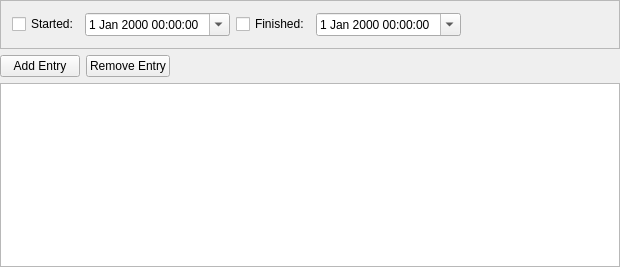
Old version of the form plan/workpackage/taskcompletionpanel.ui in the repository KDE/calligra.
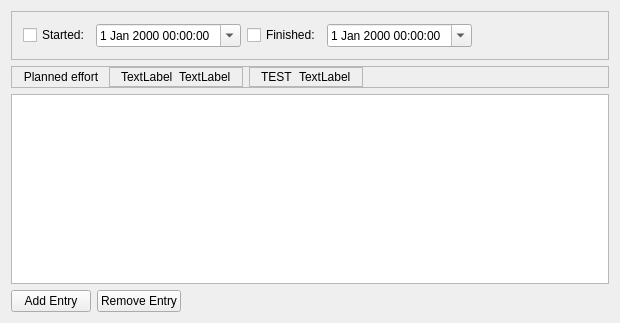
New version of the form. Custom widgets are drawn as their Qt base class.

Commit message: Completion dialog: Add/rearrange info to ease use

```diff
--- a/plan/workpackage/taskcompletionpanel.ui
+++ b/plan/workpackage/taskcompletionpanel.ui
@@ -8,7 +8,7 @@
     <x>0</x>
     <y>0</y>
     <width>620</width>
-    <height>267</height>
+    <height>323</height>
    </rect>
   </property>
   <property name="sizePolicy">
@@ -18,9 +18,6 @@
    </sizepolicy>
   </property>
   <layout class="QVBoxLayout" name="verticalLayout">
-   <property name="margin">
-    <number>0</number>
-   </property>
    <item>
     <widget class="QFrame" name="frame">
      <property name="frameShape">
@@ -81,7 +78,133 @@
     </widget>
    </item>
    <item>
-    <layout class="QHBoxLayout" name="horizontalLayout_2">
+    <layout class="QHBoxLayout" name="horizontalLayout_7">
+     <item>
+      <widget class="QFrame" name="ui_plannedFrame">
+       <property name="frameShape">
+        <enum>QFrame::StyledPanel</enum>
+       </property>
+       <property name="frameShadow">
+        <enum>QFrame::Raised</enum>
+       </property>
+       <layout class="QHBoxLayout" name="horizontalLayout_6">
+        <property name="spacing">
+         <number>10</number>
+        </property>
+        <property name="topMargin">
+         <number>0</number>
+        </property>
+        <property name="bottomMargin">
+         <number>0</number>
+        </property>
+        <item>
+         <widget class="QLabel" name="ui_plannedLabel">
+          <property name="text">
+           <string>Planned effort</string>
+          </property>
+          <property name="alignment">
+           <set>Qt::AlignCenter</set>
+          </property>
+         </widget>
+        </item>
+        <item>
+         <layout class="QHBoxLayout" name="horizontalLayout_5">
+          <item>
+           <widget class="QFrame" name="frame_2">
+            <property name="frameShape">
+             <enum>QFrame::StyledPanel</enum>
+            </property>
+            <property name="frameShadow">
+             <enum>QFrame::Sunken</enum>
+            </property>
+            <layout class="QHBoxLayout" name="horizontalLayout_2">
+             <property name="topMargin">
+              <number>0</number>
+             </property>
+             <property name="bottomMargin">
+              <number>0</number>
+             </property>
+             <item>
+              <widget class="QLabel" name="ui_labelResource">
+               <property name="text">
+                <string>TextLabel</string>
+               </property>
+              </widget>
+             </item>
+             <item>
+              <widget class="QLabel" name="ui_plannedResource">
+               <property name="text">
+                <string>TextLabel</string>
+               </property>
+              </widget>
+             </item>
+            </layout>
+           </widget>
+          </item>
+          <item>
+           <widget class="QFrame" name="frame_3">
+            <property name="frameShape">
+             <enum>QFrame::StyledPanel</enum>
+            </property>
+            <property name="frameShadow">
+             <enum>QFrame::Sunken</enum>
+            </property>
+            <layout class="QHBoxLayout" name="horizontalLayout_4">
+             <property name="topMargin">
+              <number>0</number>
+             </property>
+             <property name="bottomMargin">
+              <number>0</number>
+             </property>
+             <item>
+              <widget class="QLabel" name="ui_labelTask">
+               <property name="text">
+                <string>TEST</string>
+               </property>
+              </widget>
+             </item>
+             <item>
+              <widget class="QLabel" name="ui_plannedTask">
+               <property name="text">
+                <string>TextLabel</string>
+               </property>
+              </widget>
+             </item>
+            </layout>
+           </widget>
+          </item>
+         </layout>
+        </item>
+        <item>
+         <spacer>
+          <property name="orientation">
+           <enum>Qt::Horizontal</enum>
+          </property>
+          <property name="sizeHint" stdset="0">
+           <size>
+            <width>40</width>
+            <height>20</height>
+           </size>
+          </property>
+         </spacer>
+        </item>
+       </layout>
+      </widget>
+     </item>
+    </layout>
+   </item>
+   <item>
+    <widget class="KPlato::CompletionEntryEditor" name="entryTable">
+     <property name="tabKeyNavigation">
+      <bool>false</bool>
+     </property>
+     <attribute name="verticalHeaderVisible">
+      <bool>false</bool>
+     </attribute>
+    </widget>
+   </item>
+   <item>
+    <layout class="QHBoxLayout" name="horizontalLayout_3">
      <item>
       <widget class="QPushButton" name="addEntryBtn">
        <property name="text">
@@ -97,7 +220,7 @@
       </widget>
      </item>
      <item>
-      <spacer>
+      <spacer name="horizontalSpacer">
        <property name="orientation">
         <enum>Qt::Horizontal</enum>
        </property>
@@ -111,16 +234,6 @@
      </item>
     </layout>
    </item>
-   <item>
-    <widget class="KPlato::CompletionEntryEditor" name="entryTable">
-     <property name="tabKeyNavigation">
-      <bool>false</bool>
-     </property>
-     <attribute name="verticalHeaderVisible">
-      <bool>false</bool>
-     </attribute>
-    </widget>
-   </item>
   </layout>
  </widget>
  <layoutdefault spacing="6" margin="11"/>
```
Left out of the diff: 2 changed lines with no effect on the pictures. The commit also changes 2 other files.
